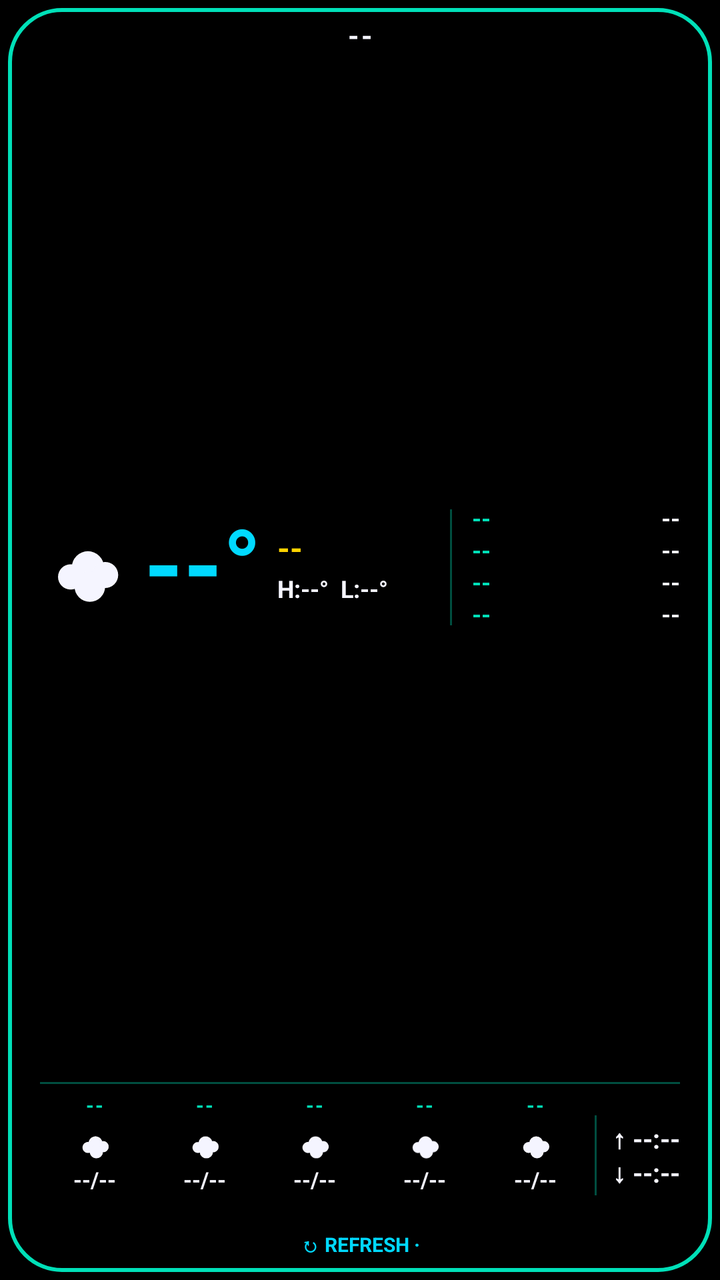
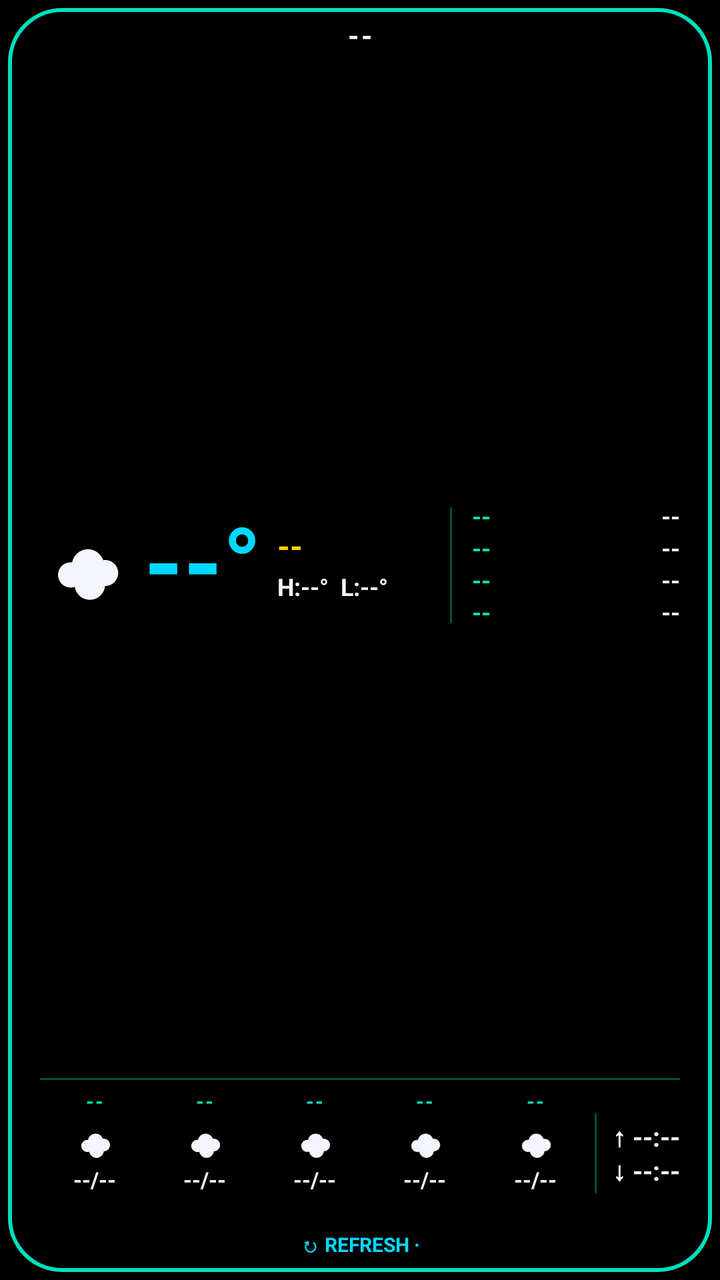

Compare the two renders of this Android layout. The source of the first and the diff that turns it into the second are given below.
<!-- AndroidManifest.xml: application theme Theme.WeatherWidget -->
<!-- res/layout/widget_weather_wide.xml -->
<?xml version="1.0" encoding="utf-8"?>
<LinearLayout xmlns:android="http://schemas.android.com/apk/res/android"
    android:id="@+id/weatherWidgetRoot"
    android:layout_width="match_parent"
    android:layout_height="match_parent"
    android:orientation="vertical"
    android:background="@drawable/widget_background_r26_inset"
    android:paddingTop="10dp"
    android:paddingBottom="10dp"
    android:paddingStart="20dp"
    android:paddingEnd="20dp">

    
    <LinearLayout
        android:layout_width="match_parent"
        android:layout_height="wrap_content"
        android:orientation="horizontal"
        android:gravity="center_vertical">
        <TextView
            android:id="@+id/wideCityText"
            android:layout_width="0dp"
            android:layout_height="wrap_content"
            android:layout_weight="1"
            android:gravity="center"
            android:includeFontPadding="false"
            android:textColor="@color/retro_white"
            android:textStyle="bold"
            android:textSize="14sp"
            android:textAllCaps="true"
            android:letterSpacing="0.08"
            android:singleLine="true"
            android:ellipsize="end"
            android:text="--" />
    </LinearLayout>

    
    <LinearLayout
        android:layout_width="match_parent"
        android:layout_height="0dp"
        android:layout_weight="1"
        android:orientation="horizontal"
        android:gravity="center_vertical"
        android:baselineAligned="false">

        <ImageView
            android:id="@+id/wideIcon"
            android:layout_width="46dp"
            android:layout_height="46dp"
            android:contentDescription="@null"
            android:src="@drawable/ic_weather_cloudy" />

        <TextView
            android:id="@+id/wideTempText"
            android:layout_width="wrap_content"
            android:layout_height="wrap_content"
            android:layout_marginStart="6dp"
            android:includeFontPadding="false"
            android:textColor="@color/retro_cyan"
            android:textStyle="bold"
            android:textSize="50sp"
            android:singleLine="true"
            android:text="--°" />

        <LinearLayout
            android:layout_width="0dp"
            android:layout_height="wrap_content"
            android:layout_weight="1"
            android:layout_marginStart="8dp"
            android:orientation="vertical">
            <TextView
                android:id="@+id/wideConditionText"
                android:layout_width="wrap_content"
                android:layout_height="wrap_content"
                android:includeFontPadding="false"
                android:textColor="@color/retro_yellow"
                android:textStyle="bold"
                android:textSize="16sp"
                android:singleLine="true"
                android:text="--" />
            <TextView
                android:id="@+id/wideHighLowText"
                android:layout_width="wrap_content"
                android:layout_height="wrap_content"
                android:layout_marginTop="4dp"
                android:includeFontPadding="false"
                android:textColor="@color/retro_white"
                android:textStyle="bold"
                android:textSize="12sp"
                android:singleLine="true"
                android:text="H:--°  L:--°" />
        </LinearLayout>

        
        <TextView
            android:layout_width="1dp"
            android:layout_height="58dp"
            android:layout_marginStart="4dp"
            android:layout_marginEnd="10dp"
            android:background="@color/retro_teal_dim" />

        <LinearLayout
            android:layout_width="104dp"
            android:layout_height="64dp"
            android:orientation="vertical">
            <LinearLayout
                android:layout_width="match_parent"
                android:layout_height="0dp"
                android:layout_weight="1"
                android:orientation="horizontal"
                android:gravity="center_vertical">
                <TextView
                    android:id="@+id/wideStat0Label"
                    android:layout_width="wrap_content"
                    android:layout_height="wrap_content"
                    android:includeFontPadding="false"
                    android:textColor="@color/retro_teal"
                    android:textStyle="bold"
                    android:textSize="12sp"
                    android:singleLine="true"
                    android:text="--" />
                <TextView
                    android:id="@+id/wideStat0Value"
                    android:layout_width="0dp"
                    android:layout_height="wrap_content"
                    android:layout_weight="1"
                    android:includeFontPadding="false"
                    android:gravity="end"
                    android:textColor="@color/retro_white"
                    android:textStyle="bold"
                    android:textSize="12sp"
                    android:singleLine="true"
                    android:text="--" />
            </LinearLayout>
            <LinearLayout
                android:layout_width="match_parent"
                android:layout_height="0dp"
                android:layout_weight="1"
                android:orientation="horizontal"
                android:gravity="center_vertical">
                <TextView
                    android:id="@+id/wideStat1Label"
                    android:layout_width="wrap_content"
                    android:layout_height="wrap_content"
                    android:includeFontPadding="false"
                    android:textColor="@color/retro_teal"
                    android:textStyle="bold"
                    android:textSize="12sp"
                    android:singleLine="true"
                    android:text="--" />
                <TextView
                    android:id="@+id/wideStat1Value"
                    android:layout_width="0dp"
                    android:layout_height="wrap_content"
                    android:layout_weight="1"
                    android:includeFontPadding="false"
                    android:gravity="end"
                    android:textColor="@color/retro_white"
                    android:textStyle="bold"
                    android:textSize="12sp"
                    android:singleLine="true"
                    android:text="--" />
            </LinearLayout>
            <LinearLayout
                android:layout_width="match_parent"
                android:layout_height="0dp"
                android:layout_weight="1"
                android:orientation="horizontal"
                android:gravity="center_vertical">
                <TextView
                    android:id="@+id/wideStat2Label"
                    android:layout_width="wrap_content"
                    android:layout_height="wrap_content"
                    android:includeFontPadding="false"
                    android:textColor="@color/retro_teal"
                    android:textStyle="bold"
                    android:textSize="12sp"
                    android:singleLine="true"
                    android:text="--" />
                <TextView
                    android:id="@+id/wideStat2Value"
                    android:layout_width="0dp"
                    android:layout_height="wrap_content"
                    android:layout_weight="1"
                    android:includeFontPadding="false"
                    android:gravity="end"
                    android:textColor="@color/retro_white"
                    android:textStyle="bold"
                    android:textSize="12sp"
                    android:singleLine="true"
                    android:text="--" />
            </LinearLayout>
            <LinearLayout
                android:layout_width="match_parent"
                android:layout_height="0dp"
                android:layout_weight="1"
                android:orientation="horizontal"
                android:gravity="center_vertical">
                <TextView
                    android:id="@+id/wideStat3Label"
                    android:layout_width="wrap_content"
                    android:layout_height="wrap_content"
                    android:includeFontPadding="false"
                    android:textColor="@color/retro_teal"
                    android:textStyle="bold"
                    android:textSize="12sp"
                    android:singleLine="true"
                    android:text="--" />
                <TextView
                    android:id="@+id/wideStat3Value"
                    android:layout_width="0dp"
                    android:layout_height="wrap_content"
                    android:layout_weight="1"
                    android:includeFontPadding="false"
                    android:gravity="end"
                    android:textColor="@color/retro_white"
                    android:textStyle="bold"
                    android:textSize="12sp"
                    android:singleLine="true"
                    android:text="--" />
            </LinearLayout>
        </LinearLayout>
    </LinearLayout>

    
    <TextView
        android:layout_width="match_parent"
        android:layout_height="1dp"
        android:layout_marginBottom="5dp"
        android:background="@color/retro_teal_dim" />

    
    <LinearLayout
        android:layout_width="match_parent"
        android:layout_height="wrap_content"
        android:orientation="horizontal"
        android:gravity="center_vertical"
        android:baselineAligned="false">
        <LinearLayout
            android:layout_width="0dp"
            android:layout_height="wrap_content"
            android:layout_weight="1"
            android:orientation="vertical"
            android:gravity="center_horizontal">
            <TextView
                android:id="@+id/wideDay0Label"
                android:layout_width="wrap_content"
                android:layout_height="wrap_content"
                android:includeFontPadding="false"
                android:textColor="@color/retro_teal"
                android:textStyle="bold"
                android:textSize="10sp"
                android:letterSpacing="0.06"
                android:text="--" />
            <ImageView
                android:id="@+id/wideDay0Icon"
                android:layout_width="20dp"
                android:layout_height="20dp"
                android:layout_marginTop="3dp"
                android:layout_marginBottom="2dp"
                android:contentDescription="@null"
                android:src="@drawable/ic_weather_cloudy" />
            <TextView
                android:id="@+id/wideDay0Temp"
                android:layout_width="wrap_content"
                android:layout_height="wrap_content"
                android:includeFontPadding="false"
                android:textColor="@color/retro_white"
                android:textStyle="bold"
                android:textSize="11sp"
                android:singleLine="true"
                android:text="--/--" />
            <TextView
                android:id="@+id/wideDay0Rain"
                android:layout_width="wrap_content"
                android:layout_height="wrap_content"
                android:layout_marginTop="1dp"
                android:includeFontPadding="false"
                android:textColor="@color/retro_cyan"
                android:textStyle="bold"
                android:textSize="9sp"
                android:text="" />
        </LinearLayout>
        <LinearLayout
            android:layout_width="0dp"
            android:layout_height="wrap_content"
            android:layout_weight="1"
            android:orientation="vertical"
            android:gravity="center_horizontal">
            <TextView
                android:id="@+id/wideDay1Label"
                android:layout_width="wrap_content"
                android:layout_height="wrap_content"
                android:includeFontPadding="false"
                android:textColor="@color/retro_teal"
                android:textStyle="bold"
                android:textSize="10sp"
                android:letterSpacing="0.06"
                android:text="--" />
            <ImageView
                android:id="@+id/wideDay1Icon"
                android:layout_width="20dp"
                android:layout_height="20dp"
                android:layout_marginTop="3dp"
                android:layout_marginBottom="2dp"
                android:contentDescription="@null"
                android:src="@drawable/ic_weather_cloudy" />
            <TextView
                android:id="@+id/wideDay1Temp"
                android:layout_width="wrap_content"
                android:layout_height="wrap_content"
                android:includeFontPadding="false"
                android:textColor="@color/retro_white"
                android:textStyle="bold"
                android:textSize="11sp"
                android:singleLine="true"
                android:text="--/--" />
            <TextView
                android:id="@+id/wideDay1Rain"
                android:layout_width="wrap_content"
                android:layout_height="wrap_content"
                android:layout_marginTop="1dp"
                android:includeFontPadding="false"
                android:textColor="@color/retro_cyan"
                android:textStyle="bold"
                android:textSize="9sp"
                android:text="" />
        </LinearLayout>
        <LinearLayout
            android:layout_width="0dp"
            android:layout_height="wrap_content"
            android:layout_weight="1"
            android:orientation="vertical"
            android:gravity="center_horizontal">
            <TextView
                android:id="@+id/wideDay2Label"
                android:layout_width="wrap_content"
                android:layout_height="wrap_content"
                android:includeFontPadding="false"
                android:textColor="@color/retro_teal"
                android:textStyle="bold"
                android:textSize="10sp"
                android:letterSpacing="0.06"
                android:text="--" />
            <ImageView
                android:id="@+id/wideDay2Icon"
                android:layout_width="20dp"
                android:layout_height="20dp"
                android:layout_marginTop="3dp"
                android:layout_marginBottom="2dp"
                android:contentDescription="@null"
                android:src="@drawable/ic_weather_cloudy" />
            <TextView
                android:id="@+id/wideDay2Temp"
                android:layout_width="wrap_content"
                android:layout_height="wrap_content"
                android:includeFontPadding="false"
                android:textColor="@color/retro_white"
                android:textStyle="bold"
                android:textSize="11sp"
                android:singleLine="true"
                android:text="--/--" />
            <TextView
                android:id="@+id/wideDay2Rain"
                android:layout_width="wrap_content"
                android:layout_height="wrap_content"
                android:layout_marginTop="1dp"
                android:includeFontPadding="false"
                android:textColor="@color/retro_cyan"
                android:textStyle="bold"
                android:textSize="9sp"
                android:text="" />
        </LinearLayout>
        <LinearLayout
            android:layout_width="0dp"
            android:layout_height="wrap_content"
            android:layout_weight="1"
            android:orientation="vertical"
            android:gravity="center_horizontal">
            <TextView
                android:id="@+id/wideDay3Label"
                android:layout_width="wrap_content"
                android:layout_height="wrap_content"
                android:includeFontPadding="false"
                android:textColor="@color/retro_teal"
                android:textStyle="bold"
                android:textSize="10sp"
                android:letterSpacing="0.06"
                android:text="--" />
            <ImageView
                android:id="@+id/wideDay3Icon"
                android:layout_width="20dp"
                android:layout_height="20dp"
                android:layout_marginTop="3dp"
                android:layout_marginBottom="2dp"
                android:contentDescription="@null"
                android:src="@drawable/ic_weather_cloudy" />
            <TextView
                android:id="@+id/wideDay3Temp"
                android:layout_width="wrap_content"
                android:layout_height="wrap_content"
                android:includeFontPadding="false"
                android:textColor="@color/retro_white"
                android:textStyle="bold"
                android:textSize="11sp"
                android:singleLine="true"
                android:text="--/--" />
            <TextView
                android:id="@+id/wideDay3Rain"
                android:layout_width="wrap_content"
                android:layout_height="wrap_content"
                android:layout_marginTop="1dp"
                android:includeFontPadding="false"
                android:textColor="@color/retro_cyan"
                android:textStyle="bold"
                android:textSize="9sp"
                android:text="" />
        </LinearLayout>
        <LinearLayout
            android:layout_width="0dp"
            android:layout_height="wrap_content"
            android:layout_weight="1"
            android:orientation="vertical"
            android:gravity="center_horizontal">
            <TextView
                android:id="@+id/wideDay4Label"
                android:layout_width="wrap_content"
                android:layout_height="wrap_content"
                android:includeFontPadding="false"
                android:textColor="@color/retro_teal"
                android:textStyle="bold"
                android:textSize="10sp"
                android:letterSpacing="0.06"
                android:text="--" />
            <ImageView
                android:id="@+id/wideDay4Icon"
                android:layout_width="20dp"
                android:layout_height="20dp"
                android:layout_marginTop="3dp"
                android:layout_marginBottom="2dp"
                android:contentDescription="@null"
                android:src="@drawable/ic_weather_cloudy" />
            <TextView
                android:id="@+id/wideDay4Temp"
                android:layout_width="wrap_content"
                android:layout_height="wrap_content"
                android:includeFontPadding="false"
                android:textColor="@color/retro_white"
                android:textStyle="bold"
                android:textSize="11sp"
                android:singleLine="true"
                android:text="--/--" />
            <TextView
                android:id="@+id/wideDay4Rain"
                android:layout_width="wrap_content"
                android:layout_height="wrap_content"
                android:layout_marginTop="1dp"
                android:includeFontPadding="false"
                android:textColor="@color/retro_cyan"
                android:textStyle="bold"
                android:textSize="9sp"
                android:text="" />
        </LinearLayout>

        <TextView
            android:layout_width="1dp"
            android:layout_height="40dp"
            android:layout_marginStart="2dp"
            android:layout_marginEnd="8dp"
            android:background="@color/retro_teal_dim" />

        <LinearLayout
            android:layout_width="wrap_content"
            android:layout_height="wrap_content"
            android:orientation="vertical"
            android:gravity="center_vertical">
            <TextView
                android:id="@+id/wideSunriseText"
                android:layout_width="wrap_content"
                android:layout_height="wrap_content"
                android:includeFontPadding="false"
                android:textColor="@color/retro_white"
                android:textStyle="bold"
                android:textSize="13sp"
                android:singleLine="true"
                android:text="↑ --:--" />
            <TextView
                android:id="@+id/wideSunsetText"
                android:layout_width="wrap_content"
                android:layout_height="wrap_content"
                android:layout_marginTop="-1dp"
                android:includeFontPadding="false"
                android:textColor="@color/retro_white"
                android:textStyle="bold"
                android:textSize="13sp"
                android:singleLine="true"
                android:text="↓ --:--" />
        </LinearLayout>
    </LinearLayout>

    
    <FrameLayout
        android:id="@+id/refreshArea"
        android:layout_width="match_parent"
        android:layout_height="wrap_content"
        android:layout_marginTop="4dp"
        android:paddingTop="3dp"
        android:paddingBottom="1dp">

        <LinearLayout
            android:id="@+id/refreshLines"
            android:layout_width="match_parent"
            android:layout_height="wrap_content"
            android:orientation="horizontal"
            android:gravity="center">
            <TextView
                android:id="@+id/tapRefreshText"
                android:layout_width="wrap_content"
                android:layout_height="wrap_content"
                android:includeFontPadding="false"
                android:textColor="@color/retro_cyan"
                android:textStyle="bold"
                android:textSize="10sp"
                android:singleLine="true"
                android:text="@string/widget_wide_refresh" />
            <TextView
                android:id="@+id/updatedText"
                android:layout_width="wrap_content"
                android:layout_height="wrap_content"
                android:includeFontPadding="false"
                android:textColor="@color/retro_white_dim"
                android:textSize="10sp"
                android:singleLine="true"
                android:ellipsize="end"
                android:text="" />
        </LinearLayout>

        <TextView
            android:id="@+id/updatingText"
            android:layout_width="match_parent"
            android:layout_height="match_parent"
            android:includeFontPadding="false"
            android:gravity="center"
            android:textColor="@color/retro_cyan"
            android:textStyle="bold"
            android:textSize="11sp"
            android:singleLine="true"
            android:text="@string/widget_loading"
            android:visibility="gone" />
    </FrameLayout>

</LinearLayout>
<!-- resources referenced by this layout -->
<resources>
  <color name="retro_cyan">#00D9FF</color>
  <color name="retro_teal">#00E0B8</color>
  <color name="retro_teal_dim">#5900E0B8</color>
  <color name="retro_white">#F5F5FF</color>
  <color name="retro_white_dim">#8C8C99</color>
  <color name="retro_yellow">#FFD400</color>
  <!-- drawable ic_weather_cloudy (drawable) -->
  <vector xmlns:android="http://schemas.android.com/apk/res/android"
      android:width="24dp"
      android:height="24dp"
      android:viewportWidth="24"
      android:viewportHeight="24">
      
      <path android:fillColor="#F5F5FF" android:pathData="M8,14.5 m-3.3,0 a3.3,3.3 0 1,0 6.6,0 a3.3,3.3 0 1,0 -6.6,0" />
      <path android:fillColor="#F5F5FF" android:pathData="M12.5,12 m-4.2,0 a4.2,4.2 0 1,0 8.4,0 a4.2,4.2 0 1,0 -8.4,0" />
      <path android:fillColor="#F5F5FF" android:pathData="M17,14 m-3.4,0 a3.4,3.4 0 1,0 6.8,0 a3.4,3.4 0 1,0 -6.8,0" />
      <path android:fillColor="#F5F5FF" android:pathData="M13,17 m-4,0 a4,4 0 1,0 8,0 a4,4 0 1,0 -8,0" />
  </vector>
  <!-- drawable widget_background_r26_inset (drawable) -->
  <?xml version="1.0" encoding="utf-8"?>
  <layer-list xmlns:android="http://schemas.android.com/apk/res/android">
      <item
          android:drawable="@drawable/widget_background_r26"
          android:left="4dp"
          android:top="4dp"
          android:right="4dp"
          android:bottom="4dp" />
  </layer-list>
  <string name="widget_loading">Updating…</string>
  <string name="widget_wide_refresh">↻ REFRESH  ·  </string>
  <style name="Theme.WeatherWidget" parent="Theme.MaterialComponents.NoActionBar">
          <item name="colorPrimary">@color/retro_teal</item>
          <item name="colorPrimaryDark">@color/black</item>
          <item name="colorAccent">@color/retro_cyan</item>
          <item name="android:windowBackground">@color/black</item>
          <item name="android:textColorPrimary">@color/retro_white</item>
          <item name="android:textColorSecondary">@color/retro_white</item>
      </style>
  <!-- drawable widget_background_r26 (drawable) -->
  <?xml version="1.0" encoding="utf-8"?>
  <layer-list xmlns:android="http://schemas.android.com/apk/res/android">
      <item>
          <shape android:shape="rectangle">
              <solid android:color="@color/black" />
              <corners android:radius="26dp" />
          </shape>
      </item>
      <item>
          <shape android:shape="rectangle">
              <stroke
                  android:width="2dp"
                  android:color="@color/retro_teal" />
              <corners android:radius="26dp" />
          </shape>
      </item>
  </layer-list>
  <color name="black">#000000</color>
</resources>

<!-- the commit's change to res/layout/widget_weather_wide.xml (unified diff, before → after) -->
@@ -253,8 +253,8 @@
                 android:text="--" />
             <ImageView
                 android:id="@+id/wideDay0Icon"
-                android:layout_width="20dp"
-                android:layout_height="20dp"
+                android:layout_width="22dp"
+                android:layout_height="22dp"
                 android:layout_marginTop="3dp"
                 android:layout_marginBottom="2dp"
                 android:contentDescription="@null"
@@ -298,8 +298,8 @@
                 android:text="--" />
             <ImageView
                 android:id="@+id/wideDay1Icon"
-                android:layout_width="20dp"
-                android:layout_height="20dp"
+                android:layout_width="22dp"
+                android:layout_height="22dp"
                 android:layout_marginTop="3dp"
                 android:layout_marginBottom="2dp"
                 android:contentDescription="@null"
@@ -343,8 +343,8 @@
                 android:text="--" />
             <ImageView
                 android:id="@+id/wideDay2Icon"
-                android:layout_width="20dp"
-                android:layout_height="20dp"
+                android:layout_width="22dp"
+                android:layout_height="22dp"
                 android:layout_marginTop="3dp"
                 android:layout_marginBottom="2dp"
                 android:contentDescription="@null"
@@ -388,8 +388,8 @@
                 android:text="--" />
             <ImageView
                 android:id="@+id/wideDay3Icon"
-                android:layout_width="20dp"
-                android:layout_height="20dp"
+                android:layout_width="22dp"
+                android:layout_height="22dp"
                 android:layout_marginTop="3dp"
                 android:layout_marginBottom="2dp"
                 android:contentDescription="@null"
@@ -433,8 +433,8 @@
                 android:text="--" />
             <ImageView
                 android:id="@+id/wideDay4Icon"
-                android:layout_width="20dp"
-                android:layout_height="20dp"
+                android:layout_width="22dp"
+                android:layout_height="22dp"
                 android:layout_marginTop="3dp"
                 android:layout_marginBottom="2dp"
                 android:contentDescription="@null"
